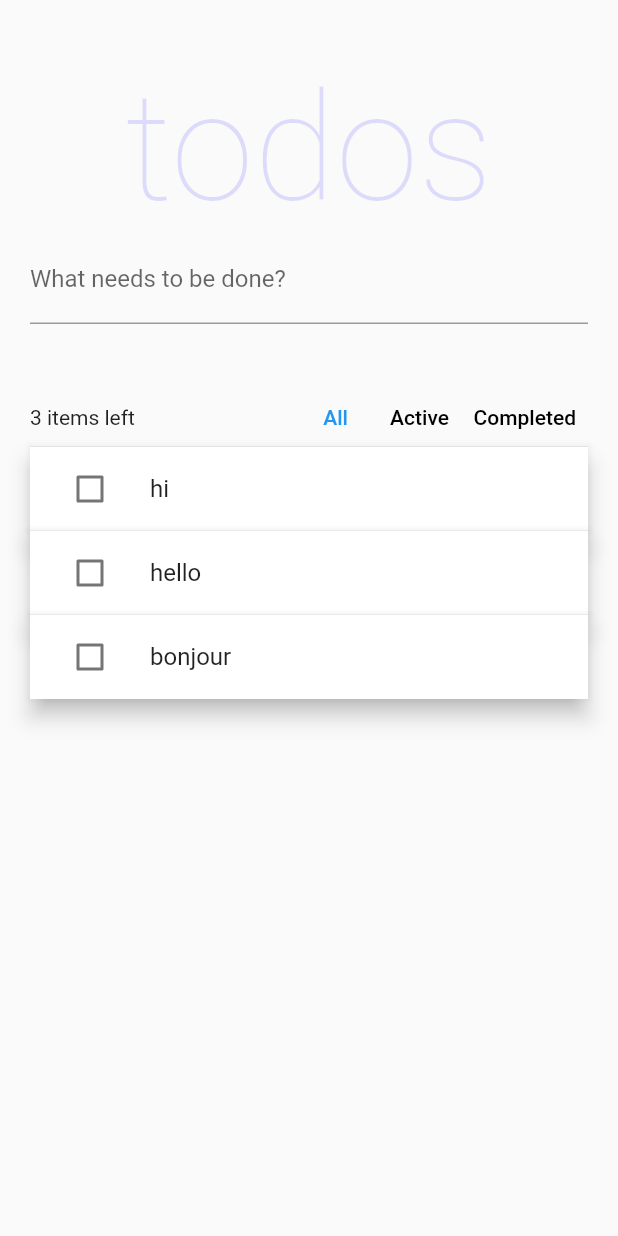
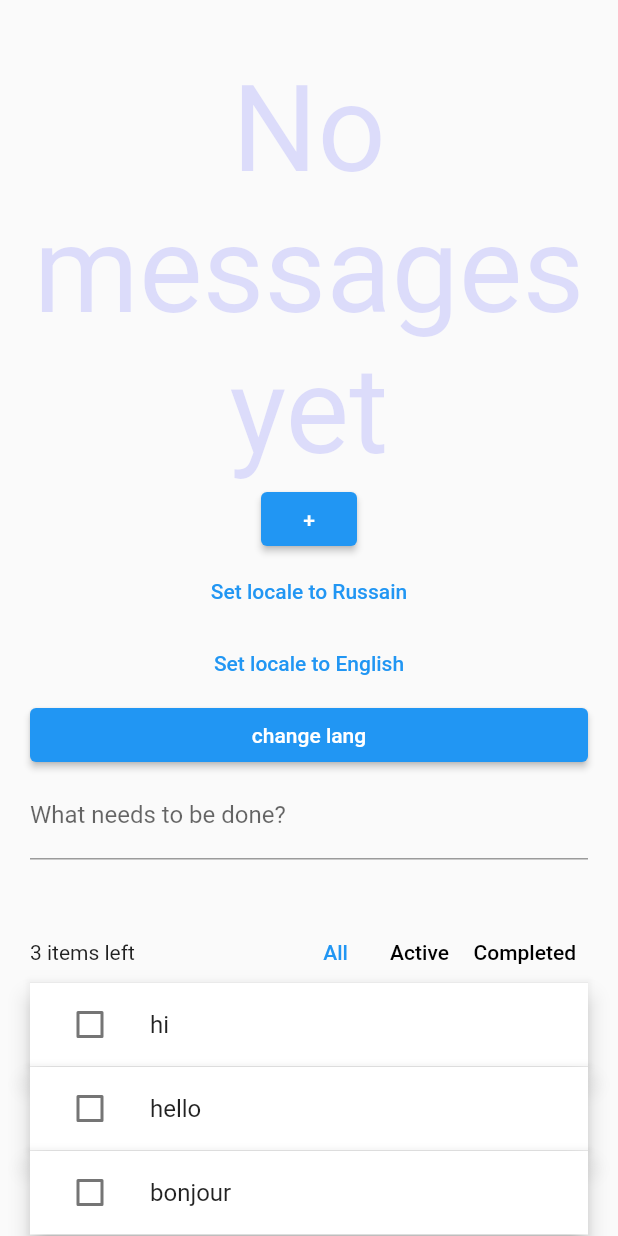
Before and after one commit to kokonstya/coach, a Flutter app: the screen it shows after launch, on a phone screen of 412 x 824 dp. Run offline on Flutter 3.47's test engine with Material 2 defaults, Android fonts, the phone set to English and light mode, and no system bars; our stand-ins replace flutter_hooks, hooks_riverpod, riverpod; generated files the repository leaves out were written again; Roboto replaces fonts that are missing (Helvetica Neue).

```diff
--- /dev/null
+++ b/l10n.yaml
@@ -0,0 +1,3 @@
+arb-dir: lib/l10n
+template-arb-file: app_en.arb
+output-localization-file: app_localizations.dart
--- /dev/null
+++ b/lib/l10n/app_es.arb
@@ -0,0 +1,5 @@
+{
+  "helloWorld": "¡Hola Mundo!",
+  "hello": "¡Hola, {name}!",
+  "youHaveMessage": "{count,plural, =0{No messages yet} =1{1 message} other{{count} messages}}"
+}
--- /dev/null
+++ b/lib/l10n/app_ru.arb
@@ -0,0 +1,5 @@
+{
+  "helloWorld": "Привет Мир!",
+  "hello": "Привет, {name}!",
+  "youHaveMessage": "{count,plural, =0{Пока не сообщений} =1{1 сообщение} =2{2 сообщения} other{{count} сообщений}}"
+}
--- a/lib/main.dart
+++ b/lib/main.dart
@@ -1,6 +1,8 @@
 import 'package:flutter/material.dart';
 import 'package:flutter_hooks/flutter_hooks.dart';
 import 'package:hooks_riverpod/hooks_riverpod.dart';
+import 'package:flutter_localizations/flutter_localizations.dart';
+import 'package:flutter_gen/gen_l10n/app_localizations.dart';
 
 import 'todo.dart';
 
@@ -69,12 +71,42 @@ void main() {
   runApp(const ProviderScope(child: MyApp()));
 }
 
-class MyApp extends StatelessWidget {
+class MyApp extends StatefulWidget {
   const MyApp({Key? key}) : super(key: key);
 
   @override
+  State<MyApp> createState() => _MyAppState();
+
+  static _MyAppState? of(BuildContext context) =>
+      context.findAncestorStateOfType<_MyAppState>();
+}
+
+class _MyAppState extends State<MyApp> {
+  Locale? _locale;
+
+  void setLocale(Locale value) {
+    setState(() {
+      _locale = value;
+    });
+  }
+
+  @override
   Widget build(BuildContext context) {
-    return const MaterialApp(
+    return MaterialApp(
+      // onGenerateTitle: (BuildContext context) =>
+      //     AppLocalizations.of(context)!.helloWorld,
+      locale: _locale,
+      localizationsDelegates: [
+        AppLocalizations.delegate,
+        GlobalMaterialLocalizations.delegate,
+        GlobalWidgetsLocalizations.delegate,
+        GlobalCupertinoLocalizations.delegate,
+      ],
+      supportedLocales: [
+        Locale('en', ''), // English, no country code
+        Locale('es', ''), // Spanish, no country code
+        Locale('ru', ''), // Russian, no country code
+      ],
       home: Home(),
     );
   }
@@ -95,6 +127,7 @@ class Home extends HookConsumerWidget {
           padding: const EdgeInsets.symmetric(horizontal: 20, vertical: 40),
           children: [
             const Title(),
+            ElevatedButton(onPressed: () {}, child: Text('change lang')),
             TextField(
               key: addTodoKey,
               controller: newTodoController,
@@ -204,20 +237,49 @@ class Toolbar extends HookConsumerWidget {
   }
 }
 
-class Title extends StatelessWidget {
+class Title extends StatefulWidget {
   const Title({Key? key}) : super(key: key);
 
   @override
+  State<Title> createState() => _TitleState();
+}
+
+class _TitleState extends State<Title> {
+  var count = 0;
+
+  @override
   Widget build(BuildContext context) {
-    return const Text(
-      'todos',
-      textAlign: TextAlign.center,
-      style: TextStyle(
-        color: Color.fromARGB(38, 47, 47, 247),
-        fontSize: 100,
-        fontWeight: FontWeight.w100,
-        fontFamily: 'Helvetica Neue',
-      ),
+    var t = AppLocalizations.of(context);
+    return Column(
+      children: [
+        Text(
+          t!.youHaveMessage(count),
+          textAlign: TextAlign.center,
+          style: TextStyle(
+            color: Color.fromARGB(38, 47, 47, 247),
+            fontSize: 80,
+            fontWeight: FontWeight.w400,
+            fontFamily: 'Helvetica Neue',
+          ),
+        ),
+        ElevatedButton(
+            onPressed: () {
+              setState(() {
+                count += 1;
+              });
+            },
+            child: Text("+")),
+        TextButton(
+          child: Text("Set locale to Russain"),
+          onPressed: () => MyApp.of(context)
+              ?.setLocale(Locale.fromSubtags(languageCode: 'ru')),
+        ),
+        TextButton(
+          child: Text("Set locale to English"),
+          onPressed: () => MyApp.of(context)
+              ?.setLocale(Locale.fromSubtags(languageCode: 'en')),
+        ),
+      ],
     );
   }
 }
--- a/pubspec.yaml
+++ b/pubspec.yaml
@@ -29,7 +29,8 @@ environment:
 dependencies:
   flutter:
     sdk: flutter
-
+  flutter_localizations:
+    sdk: flutter
 
   # The following adds the Cupertino Icons font to your application.
   # Use with the CupertinoIcons class for iOS style icons.
@@ -37,6 +38,7 @@ dependencies:
   flutter_riverpod: ^1.0.3
   hooks_riverpod: ^1.0.3
   uuid: ^3.0.6
+  intl: ^0.17.0
 
 dev_dependencies:
   flutter_test:
@@ -54,7 +56,7 @@ dev_dependencies:
 
 # The following section is specific to Flutter.
 flutter:
-
+  generate: true
   # The following line ensures that the Material Icons font is
   # included with your application, so that you can use the icons in
   # the material Icons class.
```
Also changed, not shown: lib/l10n/app_en.arb (added, +21 -0 lines), pubspec.lock.
